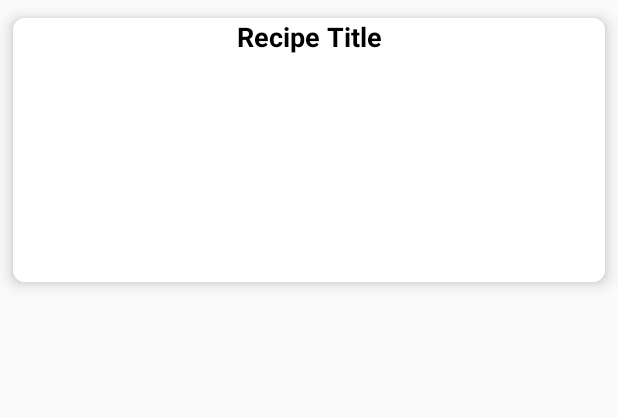
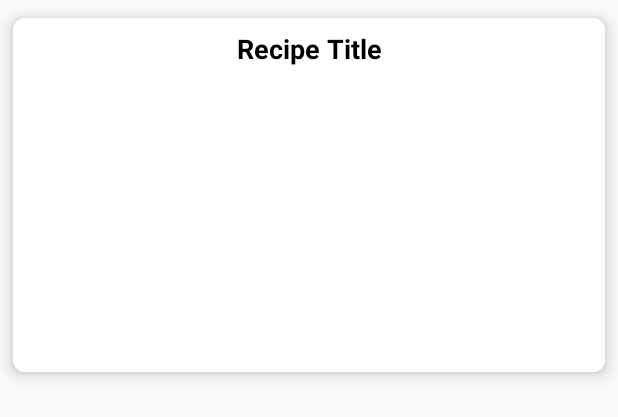
Before and after one commit to brandikun/WhatToCook, an Android app: the layout recipe_item.xml on its own in the app's theme, with its tools: preview values and no code run, on a phone screen of 412 x 824 dp. Shown: the top 417 px of the screen. Run offline under Robolectric (Android 15) with nearby library versions, the phone set to English and light mode, and no system bars.

Commit message:
xml spacing, add rating and source

```diff
--- a/app/src/main/java/com/brandonhimes/whattocook/RecipeResultsAdapter.java
+++ b/app/src/main/java/com/brandonhimes/whattocook/RecipeResultsAdapter.java
@@ -11,6 +11,7 @@ import android.widget.TextView;
 
 import com.squareup.picasso.Picasso;
 
+import java.text.DecimalFormat;
 import java.util.List;
 
 /**
@@ -37,6 +38,8 @@ public class RecipeResultsAdapter extends RecyclerView.Adapter<RecipeResultsAdap
     public void onBindViewHolder(@NonNull RecipeViewHolder holder, int position) {
         holder.recipeTitle.setText(mRecipeList.get(position).getTitle());
         Picasso.get().load(mRecipeList.get(position).getImage_url()).fit().centerInside().into(holder.recipeImage);
+        holder.recipeRating.setText(mContext.getString(R.string.rating, new DecimalFormat("#0.0").format(mRecipeList.get(position).getSocial_rank())));
+        holder.recipeSource.setText(mContext.getString(R.string.source, mRecipeList.get(position).getPublisher()));
     }
 
     @Override
@@ -47,11 +50,15 @@ public class RecipeResultsAdapter extends RecyclerView.Adapter<RecipeResultsAdap
     public class RecipeViewHolder extends RecyclerView.ViewHolder{
         private TextView recipeTitle;
         private ImageView recipeImage;
+        private TextView recipeRating;
+        private TextView recipeSource;
 
         public RecipeViewHolder(View itemView) {
             super(itemView);
             recipeTitle = itemView.findViewById(R.id.title_textview);
             recipeImage = itemView.findViewById(R.id.recipe_imageview);
+            recipeRating = itemView.findViewById(R.id.rating_textview);
+            recipeSource = itemView.findViewById(R.id.source_textview);
         }
     }
 }
--- a/app/src/main/res/layout/recipe_item.xml
+++ b/app/src/main/res/layout/recipe_item.xml
@@ -4,7 +4,7 @@
     xmlns:tools="http://schemas.android.com/tools"
     style="@style/CardView"
     android:layout_width="match_parent"
-    android:layout_height="200dp"
+    android:layout_height="260dp"
     android:padding="8dp"
     app:cardBackgroundColor="@android:color/background_light"
     app:cardCornerRadius="8dp"
@@ -19,6 +19,8 @@
             android:id="@+id/title_textview"
             android:layout_width="match_parent"
             android:layout_height="wrap_content"
+            android:layout_marginTop="8dp"
+            android:layout_marginBottom="8dp"
             android:textSize="18sp"
             android:textAlignment="center"
             android:textStyle="bold"
@@ -27,6 +29,27 @@
         <ImageView
             android:id="@+id/recipe_imageview"
             android:layout_width="match_parent"
-            android:layout_height="150dp" />
+            android:layout_height="150dp"/>
+        <LinearLayout
+            android:layout_marginTop="8dp"
+            android:layout_width="match_parent"
+            android:layout_height="match_parent"
+            android:orientation="horizontal">
+            <TextView
+                android:id="@+id/source_textview"
+                android:layout_marginStart="16dp"
+                android:layout_width="match_parent"
+                android:layout_height="wrap_content"
+                android:layout_weight="1"
+                android:textSize="14sp" />
+            <TextView
+                android:id="@+id/rating_textview"
+                android:layout_width="match_parent"
+                android:layout_height="wrap_content"
+                android:layout_marginStart="16dp"
+                android:layout_weight="1"
+                android:textAlignment="center"
+                android:textSize="14sp"/>
+        </LinearLayout>
     </LinearLayout>
 </android.support.v7.widget.CardView>
--- a/app/src/main/res/values/strings.xml
+++ b/app/src/main/res/values/strings.xml
@@ -8,4 +8,6 @@
     <string name="no_results_message">Please enter a different ingredient and try again.</string>
     <string name="no_results_title">No Results Found</string>
     <string name="api_key">f1d8120be67457590be148d4e3e25e70</string>
+    <string name="rating">Rating: %s</string>
+    <string name="source">Source: %s</string>
 </resources>
```
